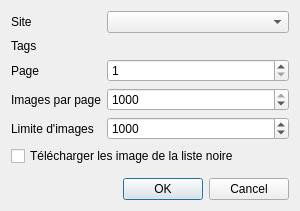
This is src/batch/addgroupwindow.ui in Bionus/imgbrd-grabber as Qt 5 draws it before an edit. The edited form follows.
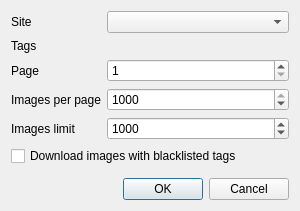
This is the edited form.

What changed in the file:
```diff
--- a/src/batch/addgroupwindow.ui
+++ b/src/batch/addgroupwindow.ui
@@ -54,7 +54,7 @@
    <item row="3" column="0">
     <widget class="QLabel" name="labelPP">
      <property name="text">
-      <string>Images par page</string>
+      <string>Images per page</string>
      </property>
     </widget>
    </item>
@@ -74,7 +74,7 @@
    <item row="4" column="0">
     <widget class="QLabel" name="labelLimit">
      <property name="text">
-      <string>Limite d'images</string>
+      <string>Images limit</string>
      </property>
     </widget>
    </item>
@@ -94,7 +94,7 @@
    <item row="5" column="0" colspan="2">
     <widget class="QCheckBox" name="checkBlacklist">
      <property name="text">
-      <string>Télécharger les image de la liste noire</string>
+      <string>Download images with blacklisted tags</string>
      </property>
     </widget>
    </item>
```
